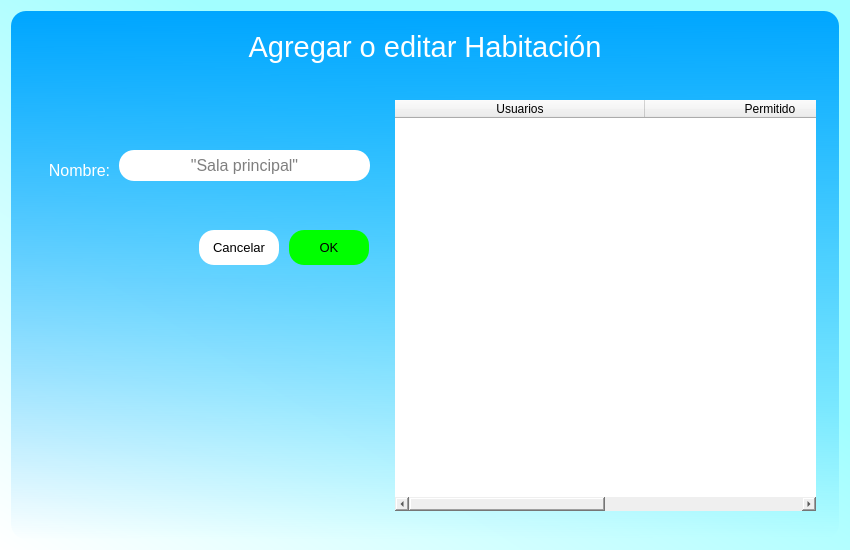
Old version of the form interfaces/SITHome_HabForm.ui in the repository Geo18G/SITHome.
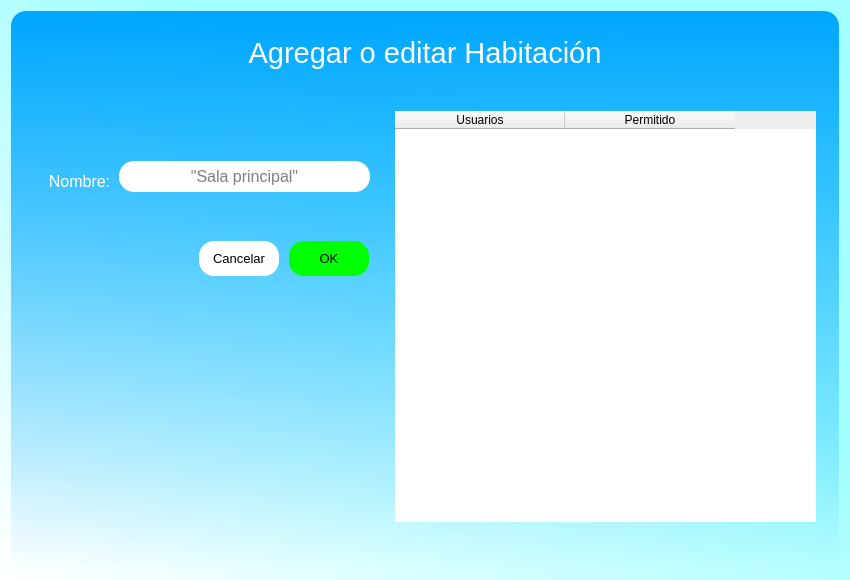
New version of the form.

Diff of the .ui file:
```diff
--- a/interfaces/SITHome_HabForm.ui
+++ b/interfaces/SITHome_HabForm.ui
@@ -7,13 +7,13 @@
     <x>0</x>
     <y>0</y>
     <width>850</width>
-    <height>550</height>
+    <height>580</height>
    </rect>
   </property>
   <property name="minimumSize">
    <size>
     <width>850</width>
-    <height>550</height>
+    <height>580</height>
    </size>
   </property>
   <property name="maximumSize">
@@ -47,7 +47,7 @@
         <property name="maximumSize">
          <size>
           <width>16777215</width>
-          <height>55</height>
+          <height>66</height>
          </size>
         </property>
         <property name="styleSheet">
@@ -225,14 +225,23 @@
               <height>411</height>
              </rect>
             </property>
+            <property name="showGrid">
+             <bool>true</bool>
+            </property>
+            <property name="gridStyle">
+             <enum>Qt::DotLine</enum>
+            </property>
             <attribute name="horizontalHeaderCascadingSectionResizes">
              <bool>true</bool>
             </attribute>
             <attribute name="horizontalHeaderDefaultSectionSize">
-             <number>250</number>
+             <number>170</number>
+            </attribute>
+            <attribute name="horizontalHeaderMinimumSectionSize">
+             <number>0</number>
             </attribute>
             <attribute name="horizontalHeaderStretchLastSection">
-             <bool>true</bool>
+             <bool>false</bool>
             </attribute>
             <column>
              <property name="text">
```
